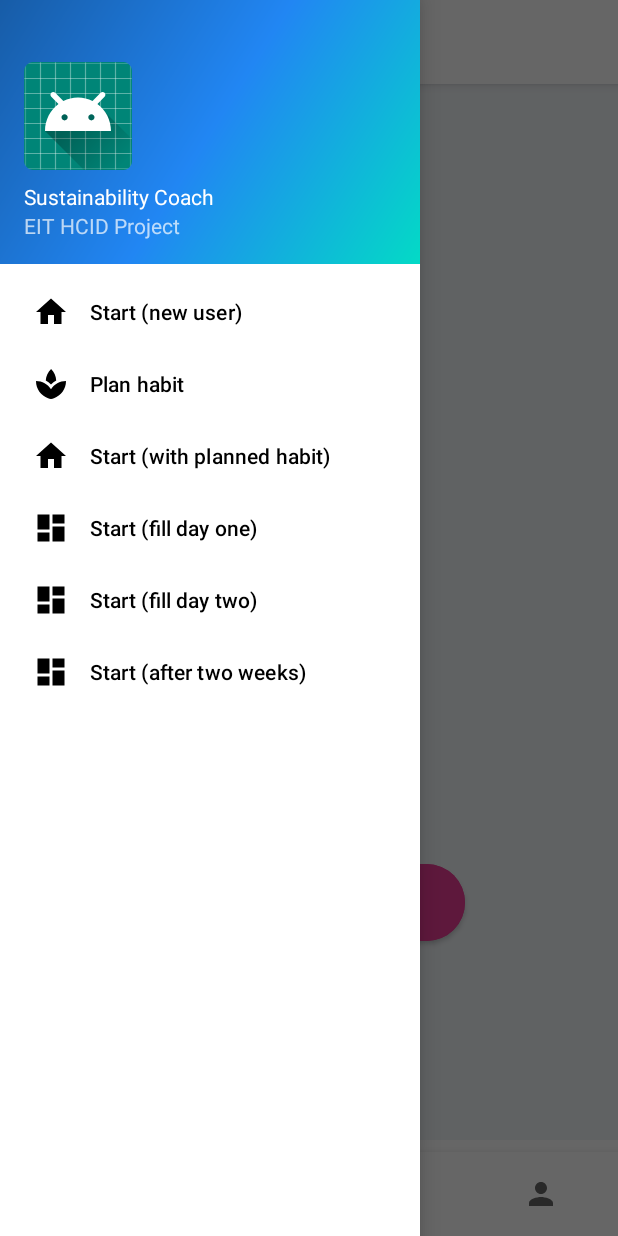
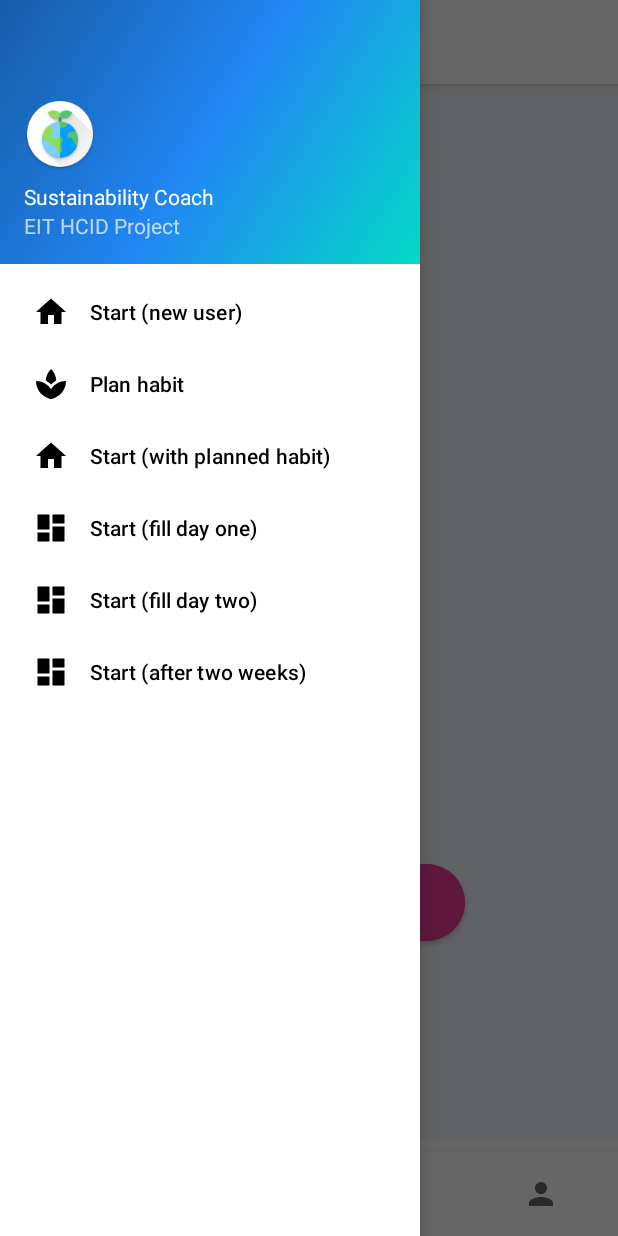
Before and after one commit to luksurious/hci-sustainabilitycoach, an Android app: the screen it shows after launch (MainActivity), with the side drawer open, on a phone screen of 412 x 824 dp. Run offline under Robolectric (Android 15) with nearby library versions, the phone set to English and light mode, and no system bars.

Commit message:
change icon

```diff
--- a/app/src/main/AndroidManifest.xml
+++ b/app/src/main/AndroidManifest.xml
@@ -7,7 +7,6 @@
         android:allowBackup="true"
         android:icon="@mipmap/ic_launcher"
         android:label="@string/app_name"
-        android:roundIcon="@mipmap/ic_launcher_round"
         android:supportsRtl="true"
         android:theme="@style/AppTheme"
         tools:ignore="GoogleAppIndexingWarning">
--- a/app/src/main/res/drawable-v24/ic_launcher_foreground.xml
+++ /dev/null
@@ -1,34 +0,0 @@
-<vector xmlns:android="http://schemas.android.com/apk/res/android"
-        xmlns:aapt="http://schemas.android.com/aapt"
-        android:width="108dp"
-        android:height="108dp"
-        android:viewportHeight="108"
-        android:viewportWidth="108">
-    <path
-            android:fillType="evenOdd"
-            android:pathData="M32,64C32,64 38.39,52.99 44.13,50.95C51.37,48.37 70.14,49.57 70.14,49.57L108.26,87.69L108,109.01L75.97,107.97L32,64Z"
-            android:strokeColor="#00000000"
-            android:strokeWidth="1">
-        <aapt:attr name="android:fillColor">
-            <gradient
-                    android:endX="78.5885"
-                    android:endY="90.9159"
-                    android:startX="48.7653"
-                    android:startY="61.0927"
-                    android:type="linear">
-                <item
-                        android:color="#44000000"
-                        android:offset="0.0"/>
-                <item
-                        android:color="#00000000"
-                        android:offset="1.0"/>
-            </gradient>
-        </aapt:attr>
-    </path>
-    <path
-            android:fillColor="#FFFFFF"
-            android:fillType="nonZero"
-            android:pathData="M66.94,46.02L66.94,46.02C72.44,50.07 76,56.61 76,64L32,64C32,56.61 35.56,50.11 40.98,46.06L36.18,41.19C35.45,40.45 35.45,39.3 36.18,38.56C36.91,37.81 38.05,37.81 38.78,38.56L44.25,44.05C47.18,42.57 50.48,41.71 54,41.71C57.48,41.71 60.78,42.57 63.68,44.05L69.11,38.56C69.84,37.81 70.98,37.81 71.71,38.56C72.44,39.3 72.44,40.45 71.71,41.19L66.94,46.02ZM62.94,56.92C64.08,56.92 65,56.01 65,54.88C65,53.76 64.08,52.85 62.94,52.85C61.8,52.85 60.88,53.76 60.88,54.88C60.88,56.01 61.8,56.92 62.94,56.92ZM45.06,56.92C46.2,56.92 47.13,56.01 47.13,54.88C47.13,53.76 46.2,52.85 45.06,52.85C43.92,52.85 43,53.76 43,54.88C43,56.01 43.92,56.92 45.06,56.92Z"
-            android:strokeColor="#00000000"
-            android:strokeWidth="1"/>
-</vector>
--- a/app/src/main/res/drawable/ic_launcher_background.xml
+++ /dev/null
@@ -1,74 +0,0 @@
-<?xml version="1.0" encoding="utf-8"?>
-<vector
-        xmlns:android="http://schemas.android.com/apk/res/android"
-        android:height="108dp"
-        android:width="108dp"
-        android:viewportHeight="108"
-        android:viewportWidth="108">
-    <path android:fillColor="#008577"
-          android:pathData="M0,0h108v108h-108z"/>
-    <path android:fillColor="#00000000" android:pathData="M9,0L9,108"
-          android:strokeColor="#33FFFFFF" android:strokeWidth="0.8"/>
-    <path android:fillColor="#00000000" android:pathData="M19,0L19,108"
-          android:strokeColor="#33FFFFFF" android:strokeWidth="0.8"/>
-    <path android:fillColor="#00000000" android:pathData="M29,0L29,108"
-          android:strokeColor="#33FFFFFF" android:strokeWidth="0.8"/>
-    <path android:fillColor="#00000000" android:pathData="M39,0L39,108"
-          android:strokeColor="#33FFFFFF" android:strokeWidth="0.8"/>
-    <path android:fillColor="#00000000" android:pathData="M49,0L49,108"
-          android:strokeColor="#33FFFFFF" android:strokeWidth="0.8"/>
-    <path android:fillColor="#00000000" android:pathData="M59,0L59,108"
-          android:strokeColor="#33FFFFFF" android:strokeWidth="0.8"/>
-    <path android:fillColor="#00000000" android:pathData="M69,0L69,108"
-          android:strokeColor="#33FFFFFF" android:strokeWidth="0.8"/>
-    <path android:fillColor="#00000000" android:pathData="M79,0L79,108"
-          android:strokeColor="#33FFFFFF" android:strokeWidth="0.8"/>
-    <path android:fillColor="#00000000" android:pathData="M89,0L89,108"
-          android:strokeColor="#33FFFFFF" android:strokeWidth="0.8"/>
-    <path android:fillColor="#00000000" android:pathData="M99,0L99,108"
-          android:strokeColor="#33FFFFFF" android:strokeWidth="0.8"/>
-    <path android:fillColor="#00000000" android:pathData="M0,9L108,9"
-          android:strokeColor="#33FFFFFF" android:strokeWidth="0.8"/>
-    <path android:fillColor="#00000000" android:pathData="M0,19L108,19"
-          android:strokeColor="#33FFFFFF" android:strokeWidth="0.8"/>
-    <path android:fillColor="#00000000" android:pathData="M0,29L108,29"
-          android:strokeColor="#33FFFFFF" android:strokeWidth="0.8"/>
-    <path android:fillColor="#00000000" android:pathData="M0,39L108,39"
-          android:strokeColor="#33FFFFFF" android:strokeWidth="0.8"/>
-    <path android:fillColor="#00000000" android:pathData="M0,49L108,49"
-          android:strokeColor="#33FFFFFF" android:strokeWidth="0.8"/>
-    <path android:fillColor="#00000000" android:pathData="M0,59L108,59"
-          android:strokeColor="#33FFFFFF" android:strokeWidth="0.8"/>
-    <path android:fillColor="#00000000" android:pathData="M0,69L108,69"
-          android:strokeColor="#33FFFFFF" android:strokeWidth="0.8"/>
-    <path android:fillColor="#00000000" android:pathData="M0,79L108,79"
-          android:strokeColor="#33FFFFFF" android:strokeWidth="0.8"/>
-    <path android:fillColor="#00000000" android:pathData="M0,89L108,89"
-          android:strokeColor="#33FFFFFF" android:strokeWidth="0.8"/>
-    <path android:fillColor="#00000000" android:pathData="M0,99L108,99"
-          android:strokeColor="#33FFFFFF" android:strokeWidth="0.8"/>
-    <path android:fillColor="#00000000" android:pathData="M19,29L89,29"
-          android:strokeColor="#33FFFFFF" android:strokeWidth="0.8"/>
-    <path android:fillColor="#00000000" android:pathData="M19,39L89,39"
-          android:strokeColor="#33FFFFFF" android:strokeWidth="0.8"/>
-    <path android:fillColor="#00000000" android:pathData="M19,49L89,49"
-          android:strokeColor="#33FFFFFF" android:strokeWidth="0.8"/>
-    <path android:fillColor="#00000000" android:pathData="M19,59L89,59"
-          android:strokeColor="#33FFFFFF" android:strokeWidth="0.8"/>
-    <path android:fillColor="#00000000" android:pathData="M19,69L89,69"
-          android:strokeColor="#33FFFFFF" android:strokeWidth="0.8"/>
-    <path android:fillColor="#00000000" android:pathData="M19,79L89,79"
-          android:strokeColor="#33FFFFFF" android:strokeWidth="0.8"/>
-    <path android:fillColor="#00000000" android:pathData="M29,19L29,89"
-          android:strokeColor="#33FFFFFF" android:strokeWidth="0.8"/>
-    <path android:fillColor="#00000000" android:pathData="M39,19L39,89"
-          android:strokeColor="#33FFFFFF" android:strokeWidth="0.8"/>
-    <path android:fillColor="#00000000" android:pathData="M49,19L49,89"
-          android:strokeColor="#33FFFFFF" android:strokeWidth="0.8"/>
-    <path android:fillColor="#00000000" android:pathData="M59,19L59,89"
-          android:strokeColor="#33FFFFFF" android:strokeWidth="0.8"/>
-    <path android:fillColor="#00000000" android:pathData="M69,19L69,89"
-          android:strokeColor="#33FFFFFF" android:strokeWidth="0.8"/>
-    <path android:fillColor="#00000000" android:pathData="M79,19L79,89"
-          android:strokeColor="#33FFFFFF" android:strokeWidth="0.8"/>
-</vector>
--- /dev/null
+++ b/app/src/main/res/drawable/ic_planet_earth.xml
@@ -0,0 +1,13 @@
+<vector android:height="24dp" android:viewportHeight="512"
+    android:viewportWidth="512" android:width="24dp" xmlns:android="http://schemas.android.com/apk/res/android">
+    <path android:fillColor="#369151" android:pathData="M240.999,66.796h30v79.74h-30z"/>
+    <path android:fillColor="#8ADB53" android:pathData="M302.06,2.806c-20.665,5.537 -35.734,18.239 -46.062,30.538C245.67,21.045 230.601,8.343 209.936,2.806c-45.933,-12.308 -85.632,19.857 -85.632,19.857s18.298,47.705 64.231,60.013c26.846,7.193 51.557,-0.805 67.463,-8.694c15.906,7.889 40.617,15.887 67.463,8.694c45.933,-12.308 64.231,-60.013 64.231,-60.013S347.993,-9.502 302.06,2.806z"/>
+    <path android:fillColor="#4FC16E" android:pathData="M302.06,2.806c-20.665,5.537 -35.734,18.239 -46.062,30.538c0,16.902 0,21.046 0,40.638c15.906,7.889 40.617,15.887 67.463,8.694c45.933,-12.308 64.231,-60.013 64.231,-60.013S347.993,-9.502 302.06,2.806z"/>
+    <path android:fillColor="#7BCEFC" android:pathData="M255.999,317m-195,0a195,195 0,1 1,390 0a195,195 0,1 1,-390 0"/>
+    <path android:fillColor="#009DFF" android:pathData="M255.997,121.992c107.698,0 195.004,87.308 195.004,195.005C451.001,424.695 363.694,512 255.997,512C255.997,356.882 255.997,211.068 255.997,121.992z"/>
+    <path android:fillColor="#8ADB53" android:pathData="M196.565,389.123c27.07,22.295 29.983,49.557 38.603,58.309c24.575,24.952 56.997,-0.572 42.573,-29.726c-4.97,-10.045 -20.061,-45.108 3.134,-77.824c23.872,-33.67 -27.769,-74.757 -55.208,-44.459c-26.332,29.075 -94.853,-5.591 -53.814,-64.136c22.104,-31.533 -5.306,-59.461 -41.349,-62.826l-0.774,-0.055c-38.998,33.173 -64.765,81.42 -68.301,135.736c21.476,13.471 53.636,21.601 79.686,39.82C156.821,354.947 178.953,374.618 196.565,389.123z"/>
+    <path android:fillColor="#8ADB53" android:pathData="M267.347,186.597c59.954,17.252 71.38,-45.9 71.433,-46.197c-25.13,-11.801 -53.183,-18.408 -82.783,-18.408c-3.894,0 -7.758,0.127 -11.596,0.353C225.961,143.743 241.591,179.187 267.347,186.597z"/>
+    <path android:fillColor="#4FC16E" android:pathData="M418.188,208.714c1.862,11.286 -12.8,20.589 -21.598,22.444c-13.625,2.873 -29.017,1.811 -41.637,8.412c-13.731,7.184 -19.704,27.813 -14.052,41.947c3.983,9.96 13.174,15.472 23.644,16.077c17.577,1.015 29.288,7.971 33.8,29.337c0,0 12.172,40.533 42.564,52.131C447.45,359.566 451,338.696 451,316.997C451.001,276.931 438.91,239.691 418.188,208.714z"/>
+    <path android:fillColor="#4FC16E" android:pathData="M255.998,121.992v59.159c3.468,2.403 7.281,4.276 11.349,5.446c59.954,17.252 71.38,-45.9 71.433,-46.197C313.65,128.599 285.598,121.992 255.998,121.992z"/>
+    <path android:fillColor="#4FC16E" android:pathData="M280.875,339.882c16.276,-22.957 -2.552,-49.353 -24.878,-54.229V457.53c17.989,0.596 32.218,-18.653 21.744,-39.825C272.771,407.661 257.679,372.598 280.875,339.882z"/>
+</vector>
--- a/app/src/main/res/layout/nav_main_drawer.xml
+++ b/app/src/main/res/layout/nav_main_drawer.xml
@@ -17,7 +17,7 @@
         android:layout_width="wrap_content"
         android:layout_height="wrap_content"
         android:paddingTop="@dimen/nav_header_vertical_spacing"
-        app:srcCompat="@mipmap/ic_launcher_round"
+        app:srcCompat="@mipmap/ic_launcher"
         android:contentDescription="@string/nav_header_desc"
         android:id="@+id/imageView"/>
 
--- a/app/src/main/res/mipmap-anydpi-v26/ic_launcher.xml
+++ /dev/null
@@ -1,5 +0,0 @@
-<?xml version="1.0" encoding="utf-8"?>
-<adaptive-icon xmlns:android="http://schemas.android.com/apk/res/android">
-    <background android:drawable="@drawable/ic_launcher_background"/>
-    <foreground android:drawable="@drawable/ic_launcher_foreground"/>
-</adaptive-icon>
--- a/app/src/main/res/mipmap-anydpi-v26/ic_launcher_round.xml
+++ /dev/null
@@ -1,5 +0,0 @@
-<?xml version="1.0" encoding="utf-8"?>
-<adaptive-icon xmlns:android="http://schemas.android.com/apk/res/android">
-    <background android:drawable="@drawable/ic_launcher_background"/>
-    <foreground android:drawable="@drawable/ic_launcher_foreground"/>
-</adaptive-icon>
--- a/build.gradle
+++ b/build.gradle
@@ -1,7 +1,7 @@
 // Top-level build file where you can add configuration options common to all sub-projects/modules.
 
 buildscript {
-    ext.kotlin_version = '1.3.21'
+    ext.kotlin_version = '1.3.31'
     repositories {
         google()
         jcenter()
```
Also changed, not shown: app/src/main/res/mipmap-hdpi/ic_launcher.png, app/src/main/res/mipmap-hdpi/ic_launcher_round.png (deleted), app/src/main/res/mipmap-mdpi/ic_launcher.png, app/src/main/res/mipmap-mdpi/ic_launcher_round.png (deleted), app/src/main/res/mipmap-xhdpi/ic_launcher.png, app/src/main/res/mipmap-xhdpi/ic_launcher_round.png (deleted), app/src/main/res/mipmap-xxhdpi/ic_launcher.png, app/src/main/res/mipmap-xxhdpi/ic_launcher_round.png (deleted), app/src/main/res/mipmap-xxxhdpi/ic_launcher.png, app/src/main/res/mipmap-xxxhdpi/ic_launcher_round.png (deleted), app/src/main/web_hi_res_512.png (added).
